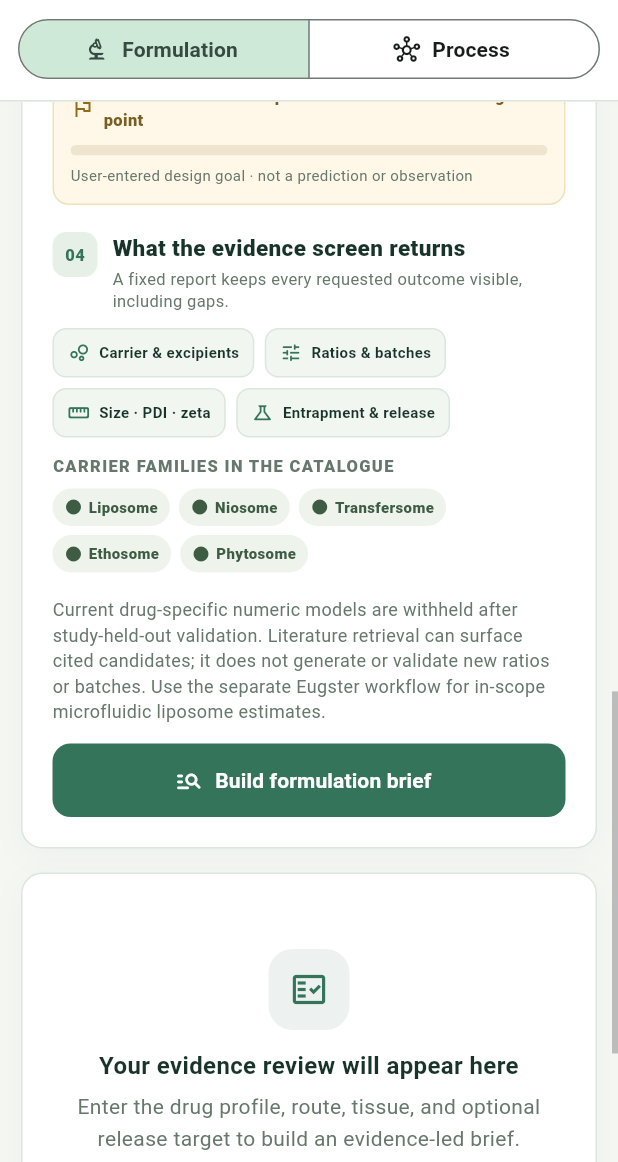
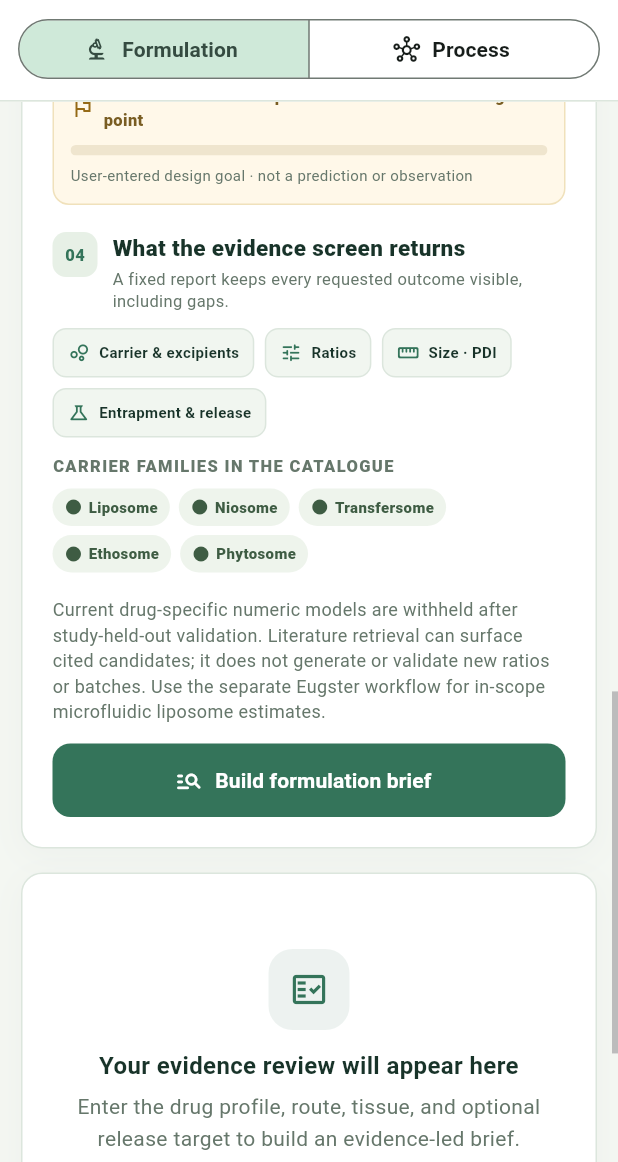
Before and after one commit to alihamdy135/smartnanoformulator, a Flutter app: the screen it shows after launch, scrolled down 1152 dp, on a phone screen of 412 x 824 dp, the part 74-1236 px from its top. Run offline on Flutter 3.47's test engine with Material 3 defaults, Android fonts, the phone set to English and light mode, and no system bars; our stand-ins replace pdf; missing offline and left inert: dart:html.

Commit message:
Remove zeta and batch outputs

```diff
--- a/frontend/lib/main.dart
+++ b/frontend/lib/main.dart
@@ -134,8 +134,8 @@ class _OutputPreview extends StatelessWidget {
   Widget build(BuildContext context) {
     const items = [
       (Icons.bubble_chart_outlined, 'Carrier & excipients'),
-      (Icons.tune_rounded, 'Ratios & batches'),
-      (Icons.straighten_rounded, 'Size · PDI · zeta'),
+      (Icons.tune_rounded, 'Ratios'),
+      (Icons.straighten_rounded, 'Size · PDI'),
       (Icons.science_outlined, 'Entrapment & release'),
     ];
     return Wrap(
@@ -429,7 +429,6 @@ class _ProcessOutputPreview extends StatelessWidget {
         Icons.bubble_chart_outlined,
         Color(0xFFB2761E)
       ),
-      ('ZETA', 'not modeled here', Icons.electric_bolt_outlined, _muted),
       ('ENTRAPMENT', 'not modeled here', Icons.science_outlined, _muted),
     ];
     return Wrap(
@@ -571,10 +570,8 @@ class _FormulationFlowState extends State<FormulationFlow> {
     'carrier',
     'excipients',
     'ratios',
-    'batches',
     'size',
     'pdi',
-    'zeta',
     'entrapment',
     'release',
   ];
```
